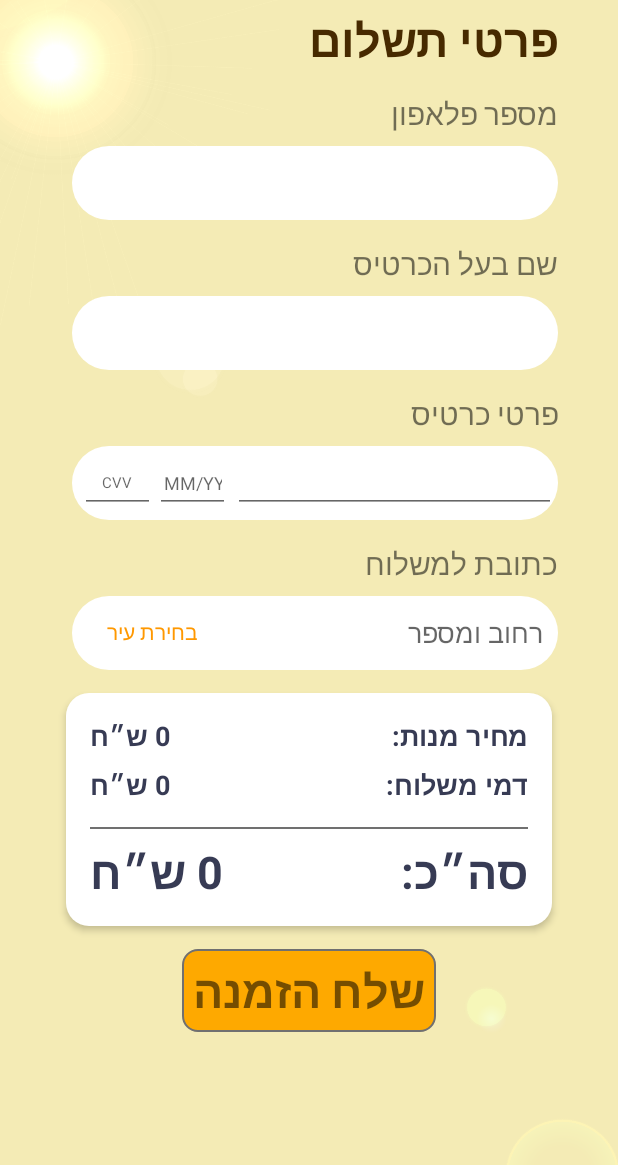
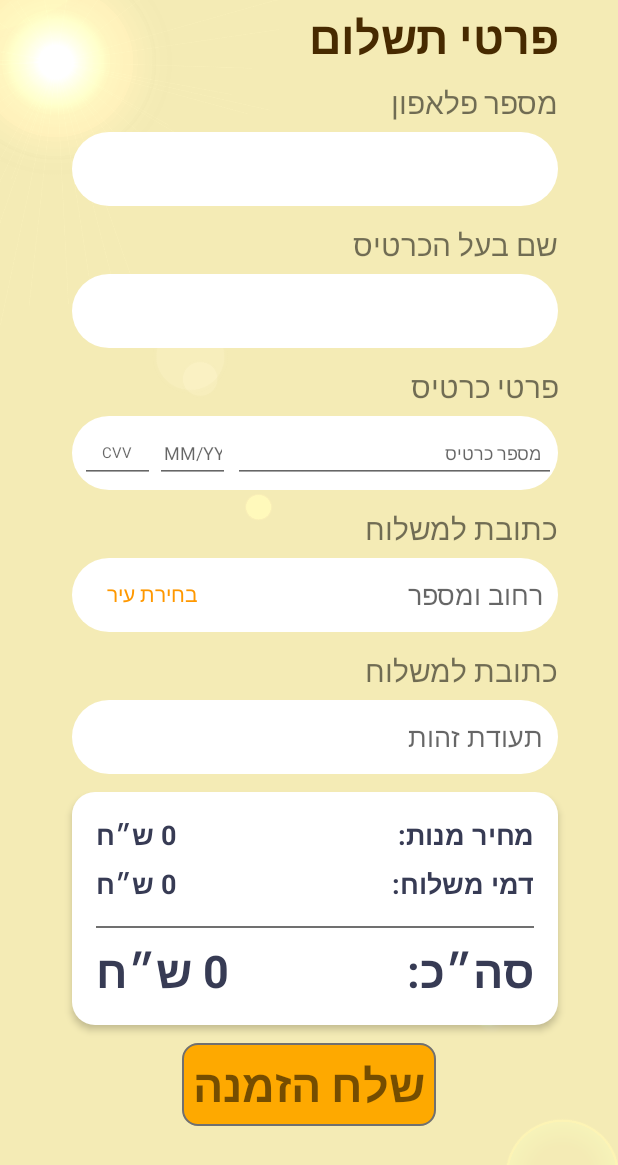
Before and after one commit to AjwanKhoury/SoftwareEngineeringProject, an Android app: the CheckOutActivity screen opened directly, with no data from a screen before it, on a phone screen of 412 x 824 dp. Shown: the top 1165 px of the screen. Run offline under Robolectric (Android 15) with nearby library versions, the phone set to English and light mode, and no system bars; our stand-ins replace Firebase (no records; nobody signed in at launch, a user with empty details on screens opened directly).

Commit message:
checkaOut

```diff
--- a/burgermunch/app/src/main/res/layout/activity_check_out.xml
+++ b/burgermunch/app/src/main/res/layout/activity_check_out.xml
@@ -10,7 +10,7 @@
     <androidx.constraintlayout.widget.ConstraintLayout
         android:layout_width="wrap_content"
         android:layout_height="wrap_content"
-        android:layout_marginTop="15dp"
+        android:layout_marginTop="12dp"
         android:background="@drawable/yellow_btn_background"
         app:layout_constraintEnd_toEndOf="parent"
         app:layout_constraintStart_toStartOf="parent"
@@ -28,13 +28,14 @@
             app:layout_constraintEnd_toEndOf="parent"
             app:layout_constraintStart_toStartOf="parent"
             app:layout_constraintTop_toTopOf="parent" />
+
     </androidx.constraintlayout.widget.ConstraintLayout>
 
     <TextView
         android:id="@+id/textView23"
         android:layout_width="wrap_content"
         android:layout_height="wrap_content"
-        android:layout_marginTop="6dp"
+        android:layout_marginTop="4dp"
         android:layout_marginEnd="40dp"
         android:text="פרטי תשלום"
         android:textColor="#472A00"
@@ -48,7 +49,7 @@
         android:id="@+id/phoneNum"
         android:layout_width="324dp"
         android:layout_height="49dp"
-        android:layout_marginTop="8dp"
+        android:layout_marginTop="6dp"
         android:background="@drawable/background_category"
         android:ems="10"
         android:inputType="phone"
@@ -60,7 +61,7 @@
         android:id="@+id/textView24"
         android:layout_width="wrap_content"
         android:layout_height="wrap_content"
-        android:layout_marginTop="15dp"
+        android:layout_marginTop="10dp"
         android:text="מספר פלאפון"
         android:textSize="20sp"
         app:layout_constraintEnd_toEndOf="@+id/textView23"
@@ -70,7 +71,7 @@
         android:id="@+id/textView25"
         android:layout_width="wrap_content"
         android:layout_height="wrap_content"
-        android:layout_marginTop="15dp"
+        android:layout_marginTop="12dp"
         android:text="שם בעל הכרטיס"
         android:textSize="20sp"
         app:layout_constraintEnd_toEndOf="@+id/phoneNum"
@@ -80,7 +81,7 @@
         android:id="@+id/CreditName"
         android:layout_width="324dp"
         android:layout_height="49dp"
-        android:layout_marginTop="8dp"
+        android:layout_marginTop="6dp"
         android:background="@drawable/background_category"
         android:ems="10"
         android:inputType="textPersonName"
@@ -92,7 +93,7 @@
         android:id="@+id/textView26"
         android:layout_width="wrap_content"
         android:layout_height="wrap_content"
-        android:layout_marginTop="15dp"
+        android:layout_marginTop="12dp"
         android:text="פרטי כרטיס"
         android:textSize="20sp"
         app:layout_constraintEnd_toEndOf="@+id/CreditName"
@@ -102,7 +103,7 @@
         android:id="@+id/constraintLayout4"
         android:layout_width="324dp"
         android:layout_height="49dp"
-        android:layout_marginTop="8dp"
+        android:layout_marginTop="6dp"
         android:background="@drawable/background_category"
         app:layout_constraintEnd_toEndOf="@+id/textView26"
         app:layout_constraintTop_toBottomOf="@+id/textView26">
@@ -112,6 +113,7 @@
             android:layout_width="215dp"
             android:layout_height="40dp"
             android:ems="10"
+            android:hint="מספר כרטיס"
             android:inputType="number"
             android:padding="10dp"
             android:textSize="12sp"
@@ -154,7 +156,7 @@
         android:id="@+id/textView27"
         android:layout_width="wrap_content"
         android:layout_height="wrap_content"
-        android:layout_marginTop="15dp"
+        android:layout_marginTop="12dp"
         android:text="כתובת למשלוח"
         android:textSize="20sp"
         app:layout_constraintEnd_toEndOf="@+id/constraintLayout4"
@@ -164,7 +166,7 @@
         android:id="@+id/addres"
         android:layout_width="324dp"
         android:layout_height="49dp"
-        android:layout_marginTop="8dp"
+        android:layout_marginTop="6dp"
         android:background="@drawable/background_category"
         android:ems="10"
         android:hint="רחוב ומספר"
@@ -186,17 +188,51 @@
         app:layout_constraintStart_toStartOf="@+id/addres"
         app:layout_constraintTop_toTopOf="@+id/addres" />
 
+    <TextView
+        android:id="@+id/textView28"
+        android:layout_width="wrap_content"
+        android:layout_height="wrap_content"
+        android:layout_marginTop="12dp"
+        android:text="כתובת למשלוח"
+        android:textSize="20sp"
+        app:layout_constraintEnd_toEndOf="@+id/addres"
+        app:layout_constraintTop_toBottomOf="@+id/addres" />
+
+    <EditText
+        android:id="@+id/idtxt"
+        android:layout_width="324dp"
+        android:layout_height="49dp"
+        android:layout_marginTop="6dp"
+        android:background="@drawable/background_category"
+        android:ems="10"
+        android:hint="תעודת זהות"
+        android:inputType="textPersonName"
+        android:padding="10dp"
+        app:layout_constraintEnd_toEndOf="@+id/textView28"
+        app:layout_constraintTop_toBottomOf="@+id/textView28" />
+
+    <ProgressBar
+        android:id="@+id/progressBar"
+        style="?android:attr/progressBarStyle"
+        android:layout_width="wrap_content"
+        android:layout_height="wrap_content"
+        android:visibility="invisible"
+        app:layout_constraintBottom_toBottomOf="parent"
+        app:layout_constraintEnd_toEndOf="parent"
+        app:layout_constraintStart_toStartOf="parent"
+        app:layout_constraintTop_toTopOf="parent" />
+
     <LinearLayout
         android:id="@+id/linearLayout"
         android:layout_width="324dp"
         android:layout_height="wrap_content"
-        android:layout_marginTop="15dp"
+        android:layout_marginTop="12dp"
         android:background="@drawable/card_background"
         android:elevation="3dp"
         android:orientation="vertical"
-        app:layout_constraintEnd_toEndOf="parent"
-        app:layout_constraintStart_toStartOf="parent"
-        app:layout_constraintTop_toBottomOf="@+id/addres">
+        app:layout_constraintEnd_toEndOf="@+id/idtxt"
+        app:layout_constraintStart_toStartOf="@+id/idtxt"
+        app:layout_constraintTop_toBottomOf="@+id/idtxt">
 
         <LinearLayout
             android:layout_width="match_parent"
@@ -308,16 +344,5 @@
 
     </LinearLayout>
 
-    <ProgressBar
-        android:id="@+id/progressBar"
-        style="?android:attr/progressBarStyle"
-        android:layout_width="wrap_content"
-        android:layout_height="wrap_content"
-        android:visibility="invisible"
-        app:layout_constraintBottom_toBottomOf="parent"
-        app:layout_constraintEnd_toEndOf="parent"
-        app:layout_constraintStart_toStartOf="parent"
-        app:layout_constraintTop_toTopOf="parent" />
-
 
 </androidx.constraintlayout.widget.ConstraintLayout>
```
Also changed, not shown: 22 other files.
